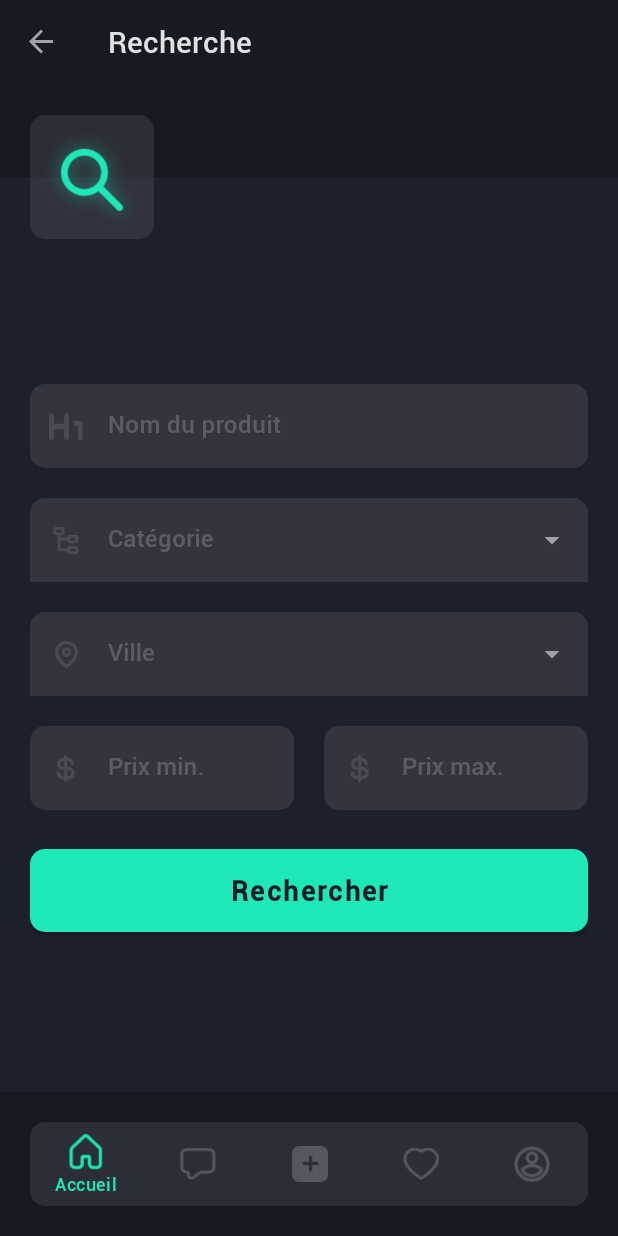
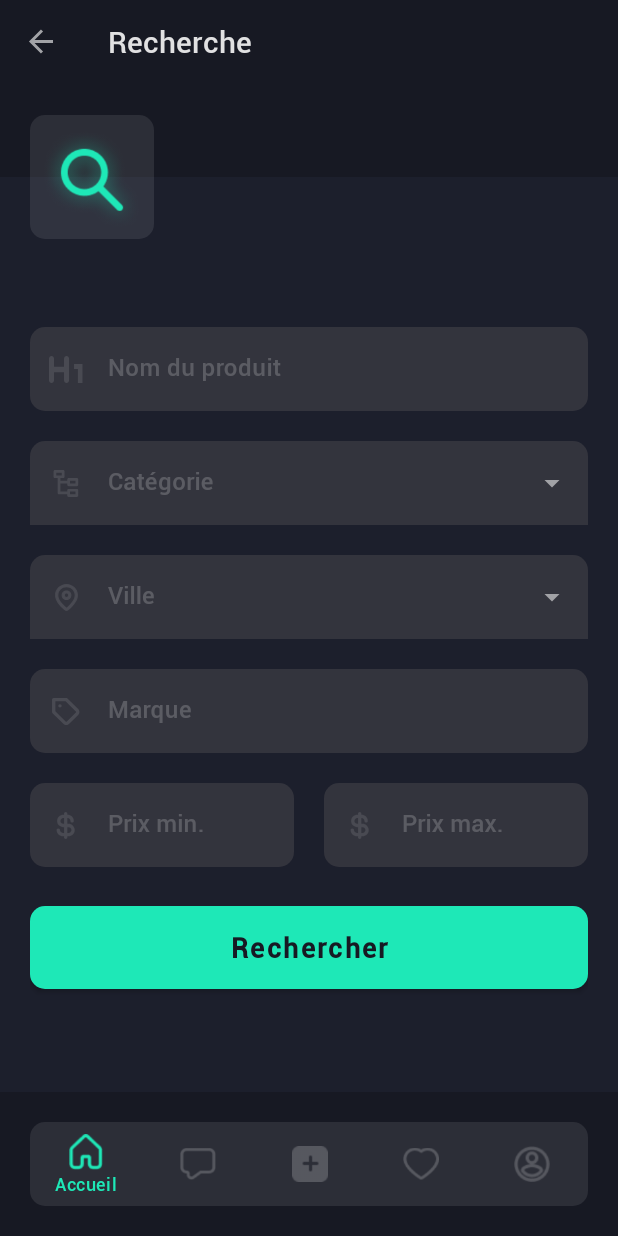
Before and after one commit to 1visible/Vitreen, an Android app: the SearchFragment screen opened through its navigation route, on a phone screen of 412 x 824 dp. Run offline under Robolectric (Android 15) with nearby library versions, the phone set to English and light mode, and no system bars; our stand-ins replace Firebase (no records; nobody signed in at launch, a user with empty details on screens opened directly), navigation-ui; 1 statement that could not run was skipped.

Commit message:
Technical/t10 (#35)
* T10 : Resolve string value

* T10: Sorting by order and updated research

* T10 : Autocomplet TextView for location

* T10: Updated statistics

* T10: Fixed city field

* T10: Fixed messages

Co-authored-by: benjaminadolphe <adolphe906@gmal.com>

```diff
--- a/app/src/main/java/c0d3/vitreen/app/activities/MainActivity.kt
+++ b/app/src/main/java/c0d3/vitreen/app/activities/MainActivity.kt
@@ -4,6 +4,7 @@ import android.Manifest
 import android.content.Context
 import android.content.pm.PackageManager
 import android.os.*
+import android.util.Log
 import android.view.Gravity
 import android.view.MenuItem
 import androidx.annotation.StringRes
@@ -21,6 +22,7 @@ import androidx.navigation.ui.setupActionBarWithNavController
 import androidx.navigation.ui.setupWithNavController
 import c0d3.vitreen.app.R
 import c0d3.vitreen.app.utils.Constants.Companion.LOCALISATION_REQUEST
+import c0d3.vitreen.app.utils.Constants.Companion.VTAG
 import c0d3.vitreen.app.utils.FirestoreViewModel
 import com.google.android.material.snackbar.Snackbar
 import com.google.firebase.auth.FirebaseAuth
@@ -57,10 +59,10 @@ class MainActivity : AppCompatActivity(), FirebaseAuth.AuthStateListener {
         requestLocationPermission()
 
         viewModel.user.observe(this, { (exception, user) ->
-            if (exception != -1) {
-                viewModel.discussions.value = exception to ArrayList()
+            viewModel.discussions.value = exception to ArrayList()
+
+            if (exception != -1)
                 return@observe
-            }
 
              try {
                  if (discussionsSize == -2) {
@@ -73,7 +75,7 @@ class MainActivity : AppCompatActivity(), FirebaseAuth.AuthStateListener {
         })
 
         viewModel.discussions.observe(this, { (exception, discussions) ->
-            if(exception != -1)
+            if(exception != -1 || discussionsSize == -2)
                 return@observe
 
             if(discussionsSize == -1) {
--- a/app/src/main/java/c0d3/vitreen/app/fragments/messages/DiscussionsFragment.kt
+++ b/app/src/main/java/c0d3/vitreen/app/fragments/messages/DiscussionsFragment.kt
@@ -1,6 +1,7 @@
 package c0d3.vitreen.app.fragments.messages
 
 import android.os.Bundle
+import android.util.Log
 import android.view.View
 import android.view.View.GONE
 import android.view.View.VISIBLE
@@ -8,6 +9,7 @@ import c0d3.vitreen.app.R
 import c0d3.vitreen.app.activities.MainActivity
 import c0d3.vitreen.app.adapter.DiscussionAdapter
 import c0d3.vitreen.app.models.Discussion
+import c0d3.vitreen.app.utils.Constants.Companion.VTAG
 import c0d3.vitreen.app.utils.VFragment
 import kotlinx.android.synthetic.main.activity_main.*
 import kotlinx.android.synthetic.main.empty_view.*
--- a/app/src/main/java/c0d3/vitreen/app/utils/Constants.kt
+++ b/app/src/main/java/c0d3/vitreen/app/utils/Constants.kt
@@ -23,6 +23,7 @@ class Constants {
         const val IMAGE_SIZE = 5242880L // = 1024 * 1024 * 5
         const val DOCUMENTS_LIMIT = 25L
         const val REPORT_THRESHOLD = 50
+        const val CONSULTATIONS_THRESHOLD = 5
 
         const val USERS_COLLECTION = "users"
         const val PRODUCTS_COLLECTION = "products"
--- a/app/src/main/java/c0d3/vitreen/app/utils/FirestoreRepository.kt
+++ b/app/src/main/java/c0d3/vitreen/app/utils/FirestoreRepository.kt
@@ -32,44 +32,32 @@ class FirestoreRepository {
      * @return Query
      */
     fun getProducts(search: SearchQuery): Query {
-        val (title, _, _, brand, location, category, ownerId, ids) = search
+        val (_, _, _, _, location, category, ownerId, ids) = search
         var query: Query = db.collection(PRODUCTS_COLLECTION)
-        var orderByDate = true
-
-        if (title != null) {
-            query = query.whereGreaterThanOrEqualTo("title", title)
-                .orderBy("title")
-            orderByDate = false
-        }
-
-        if (brand != null) {
-            query = query.whereEqualTo("brand", brand)
-            orderByDate = false
-        }
+        var limit = true
 
         if (location != null) {
             query = query.whereEqualTo("location", location)
-            orderByDate = false
+            limit = false
         }
 
         if (category != null) {
             query = query.whereEqualTo("category", category)
-            orderByDate = false
+            limit = false
         }
 
         if (ownerId != null) {
             query = query.whereEqualTo("ownerId", ownerId)
-            orderByDate = false
+            limit = false
         }
 
         if (!ids.isNullOrEmpty()) {
             query = query.whereIn(FieldPath.documentId(), ids)
-            orderByDate = false
+            limit = false
         }
 
-        if (orderByDate)
-            query = query.orderBy("modifiedAt", Query.Direction.DESCENDING)
-                .limit(DOCUMENTS_LIMIT)
+        if (limit)
+            query = query.limit(DOCUMENTS_LIMIT)
 
         return query
     }
--- a/app/src/main/java/c0d3/vitreen/app/utils/FirestoreViewModel.kt
+++ b/app/src/main/java/c0d3/vitreen/app/utils/FirestoreViewModel.kt
@@ -2,14 +2,12 @@ package c0d3.vitreen.app.utils
 
 import android.graphics.Bitmap
 import android.graphics.BitmapFactory
-import android.util.Log
 import android.view.Menu
 import androidx.annotation.NonNull
 import androidx.lifecycle.*
 import c0d3.vitreen.app.R
 import c0d3.vitreen.app.models.*
 import c0d3.vitreen.app.utils.Constants.Companion.REPORT_THRESHOLD
-import c0d3.vitreen.app.utils.Constants.Companion.VTAG
 import com.google.android.gms.tasks.Task
 import com.google.firebase.FirebaseNetworkException
 import com.google.firebase.auth.*
@@ -93,12 +91,14 @@ class FirestoreViewModel(val state: SavedStateHandle) : ViewModel() {
             }
             val list = arrayListOf<Pair<Product, Bitmap?>>()
             var products = toObjects(value, Product::class.java)
-            if(search.title != null)products = products.filter { product -> product.title.contains(search.title)  }
-            if(search.priceMin != null)products = products.filter { product -> product.price >= search.priceMin }
-            if(search.priceMax != null)products = products.filter { product -> product.price <= search.priceMax }
             var productsTaskCounter = 0
 
             products = products.filter { product -> product.reporters.size < REPORT_THRESHOLD }
+
+            if(search.title != null) products = products.filter { product -> product.title.contains(search.title, true)  }
+            if(search.brand != null) products = products.filter { product -> product.brand?.contains(search.brand, true) ?: false }
+            if(search.priceMin != null) products = products.filter { product -> product.price >= search.priceMin }
+            if(search.priceMax != null) products = products.filter { product -> product.price <= search.priceMax }
 
             if (products.isEmpty()) {
                 productsContainer.value = ProductsContainer(exception, list)
@@ -112,8 +112,10 @@ class FirestoreViewModel(val state: SavedStateHandle) : ViewModel() {
                     list.add(product to null)
                     productsTaskCounter++
 
-                    if (productsTaskCounter == products.size)
+                    if (productsTaskCounter == products.size) {
+                        list.sortByDescending { pair -> pair.first.modifiedAt }
                         productsContainer.value = ProductsContainer(exception, list)
+                    }
 
                     return@forEach
                 }
@@ -132,12 +134,13 @@ class FirestoreViewModel(val state: SavedStateHandle) : ViewModel() {
 
                     productsTaskCounter++
 
-                    if (productsTaskCounter == products.size)
+                    if (productsTaskCounter == products.size) {
+                        list.sortByDescending { pair -> pair.first.modifiedAt }
                         productsContainer.value = ProductsContainer(exception, list)
+                    }
                 }
             }
 
-            error?.message?.let { Log.i(VTAG, it) }
         }
 
         return productsContainer
--- a/app/src/main/res/layout/fragment_register2.xml
+++ b/app/src/main/res/layout/fragment_register2.xml
@@ -71,6 +71,7 @@
             <!-- Location input -->
             <com.google.android.material.textfield.TextInputLayout
                 android:id="@+id/editTextLocation"
+                style="@style/Vitreen.TextInputLayout.ExposedDropdownMenu"
                 android:layout_width="match_parent"
                 android:layout_height="wrap_content"
                 android:layout_marginBottom="@dimen/spacing_md"
@@ -79,10 +80,11 @@
                 app:helperTextEnabled="true"
                 app:errorEnabled="true"
                 android:hint="@string/postal_address" >
-                <com.google.android.material.textfield.TextInputEditText
+                <AutoCompleteTextView
+                    android:completionThreshold="1"
                     android:layout_width="match_parent"
                     android:layout_height="wrap_content"
-                    android:inputType="text" />
+                    tools:ignore="LabelFor" />
             </com.google.android.material.textfield.TextInputLayout>
 
             <!-- Contact preference choice -->
--- a/app/src/main/res/layout/fragment_search.xml
+++ b/app/src/main/res/layout/fragment_search.xml
@@ -83,6 +83,20 @@
                     tools:ignore="LabelFor" />
             </com.google.android.material.textfield.TextInputLayout>
 
+            <!-- Brand input -->
+            <com.google.android.material.textfield.TextInputLayout
+                android:id="@+id/editTextBrand"
+                android:layout_width="match_parent"
+                android:layout_height="wrap_content"
+                android:layout_marginBottom="@dimen/spacing_md"
+                app:startIconDrawable="@drawable/ic_tag"
+                android:hint="@string/product_brand" >
+                <com.google.android.material.textfield.TextInputEditText
+                    android:layout_width="match_parent"
+                    android:layout_height="wrap_content"
+                    android:inputType="text" />
+            </com.google.android.material.textfield.TextInputLayout>
+
             <!-- Price input -->
             <LinearLayout
                 android:layout_width="match_parent"
--- a/app/src/main/res/layout/fragment_statistics.xml
+++ b/app/src/main/res/layout/fragment_statistics.xml
@@ -88,6 +88,8 @@
             <TextView
                 android:id="@+id/textViewEmptyTimeline"
                 android:visibility="gone"
+                android:gravity="center"
+                android:textColor="?attr/colorError"
                 android:layout_width="match_parent"
                 android:layout_height="wrap_content"
                 android:text="@string/not_enough_data" />
@@ -114,6 +116,8 @@
             <TextView
                 android:id="@+id/textViewEmptyCities"
                 android:visibility="gone"
+                android:gravity="center"
+                android:textColor="?attr/colorError"
                 android:layout_width="match_parent"
                 android:layout_height="wrap_content"
                 android:text="@string/not_enough_data" />
--- a/app/src/main/res/layout/fragment_update.xml
+++ b/app/src/main/res/layout/fragment_update.xml
@@ -70,6 +70,7 @@
             <!-- Location input -->
             <com.google.android.material.textfield.TextInputLayout
                 android:id="@+id/editTextLocation"
+                style="@style/Vitreen.TextInputLayout.ExposedDropdownMenu"
                 android:layout_width="match_parent"
                 android:layout_height="wrap_content"
                 android:layout_marginBottom="@dimen/spacing_md"
@@ -78,10 +79,11 @@
                 app:helperTextEnabled="true"
                 app:errorEnabled="true"
                 android:hint="@string/postal_address" >
-                <com.google.android.material.textfield.TextInputEditText
+                <AutoCompleteTextView
+                    android:completionThreshold="1"
                     android:layout_width="match_parent"
                     android:layout_height="wrap_content"
-                    android:inputType="text" />
+                    tools:ignore="LabelFor" />
             </com.google.android.material.textfield.TextInputLayout>
 
             <!-- Contact preference choice -->
```
Also changed, not shown: app/src/main/java/c0d3/vitreen/app/fragments/adding/Adding1Fragment.kt (+17 -0 lines), app/src/main/java/c0d3/vitreen/app/fragments/auth/Register2Fragment.kt (+17 -0 lines), app/src/main/java/c0d3/vitreen/app/fragments/home/SearchFragment.kt (+11 -1 lines), app/src/main/java/c0d3/vitreen/app/fragments/modify/Modify1Fragment.kt (+22 -0 lines), app/src/main/java/c0d3/vitreen/app/fragments/product/StatisticsFragment.kt (+17 -18 lines), app/src/main/java/c0d3/vitreen/app/fragments/profile/UpdateFragment.kt (+17 -0 lines), app/src/main/res/layout/fragment_adding1.xml (+19 -17 lines), app/src/main/res/layout/fragment_modify1.xml (+19 -17 lines).
